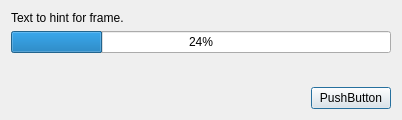
First picture: the form in ui/zenoedit/dialog/zrecprogressdlg.ui, repository zenustech/zeno, before the edit.
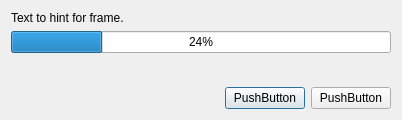
Second picture: the form after the edit.

Commit message: dev: can pause when recording screen

The edit to the form file:
```diff
--- a/ui/zenoedit/dialog/zrecprogressdlg.ui
+++ b/ui/zenoedit/dialog/zrecprogressdlg.ui
@@ -59,6 +59,13 @@
        </property>
       </spacer>
      </item>
+     <item>
+      <widget class="QPushButton" name="pauseBtn">
+       <property name="text">
+        <string>PushButton</string>
+       </property>
+      </widget>
+     </item>
      <item>
       <widget class="QPushButton" name="btn">
        <property name="text">
```
The commit also changes 5 other files.
